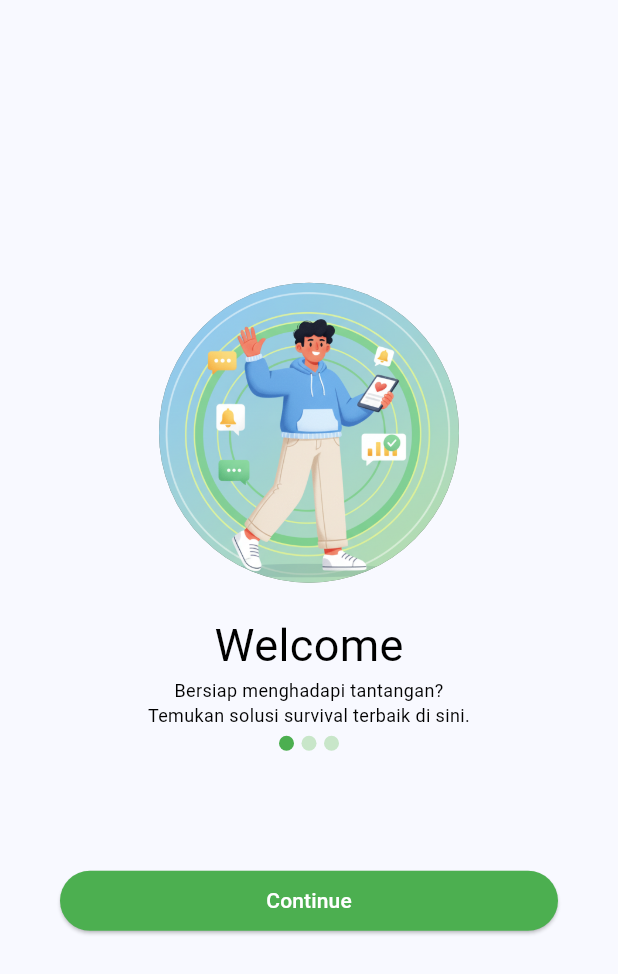
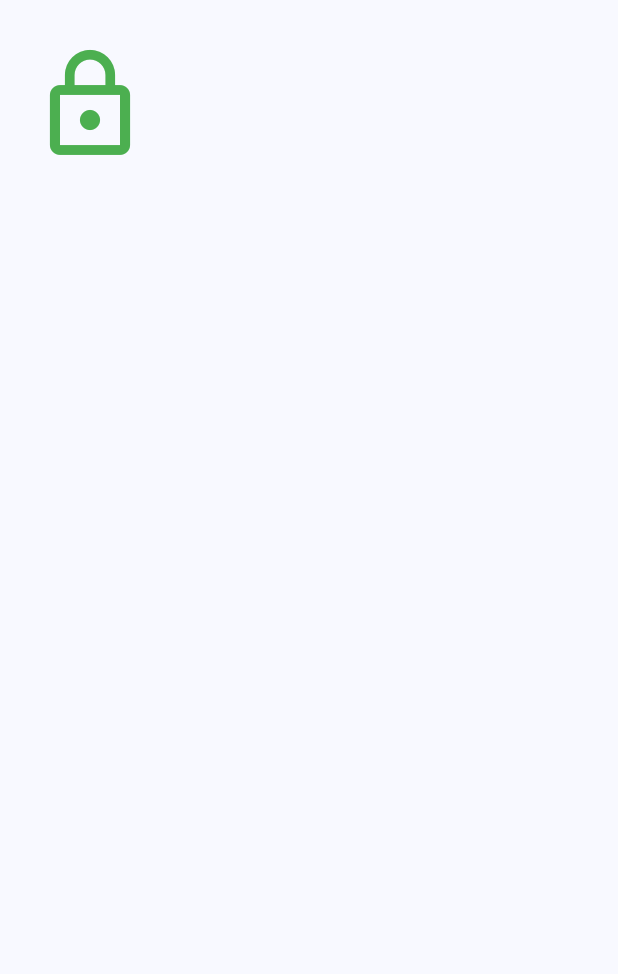
Before and after one commit to dwiilhammaulana/practice_week_6, a Flutter app: the screen it shows after launch, on a phone screen of 412 x 824 dp. Shown: the top 974 px of the screen. Run offline on Flutter 3.47's test engine with Material 3 defaults, Android fonts, the phone set to English and light mode, and no system bars.

Commit message:
membuat halaman login

```diff
--- a/lib/main.dart
+++ b/lib/main.dart
@@ -1,5 +1,6 @@
 import 'package:flutter/material.dart';
-import 'package:splash_screen/screen/splash_screen1.dart';
+import 'package:splash_screen/screen/login.dart';
+// import 'package:splash_screen/screen/splash_screen1.dart';
 
 void main() {
   runApp(const MyApp()); // <- ini yang jalanin aplikasi
@@ -18,7 +19,7 @@ class MyApp extends StatelessWidget {
         useMaterial3: true,
         colorScheme: ColorScheme.fromSeed(seedColor: Colors.blue),
       ),
-    home: const Screen1(),
+    home: const Login(),
     );
   }
 }
--- /dev/null
+++ b/lib/screen/login.dart
@@ -0,0 +1,27 @@
+import 'package:flutter/material.dart';
+
+class Login extends StatelessWidget {
+  const Login({super.key});
+
+  @override
+  Widget build(BuildContext context) {
+    return Scaffold(
+            body: SingleChildScrollView(
+              child: Container(
+                padding: const EdgeInsets.all(20),
+                child: const Column(
+                  children: [
+                    SizedBox(height: 10,),
+                    Icon(
+                      Icons.lock_outline,
+                      size: 80,
+                      color: Colors.green,
+                    ),
+                    SizedBox(height: 10,)
+                  ],
+                ),
+              ),
+            ),
+          );
+  }
+}
--- a/lib/screen/splash_screen1.dart
+++ b/lib/screen/splash_screen1.dart
@@ -85,9 +85,10 @@ class Screen1 extends StatelessWidget {
                               width: double.infinity,
                             child: ElevatedButton(
                             onPressed: () {
-                              Navigator.pushReplacement(
+                              Navigator.pushAndRemoveUntil(
                                 context,
                               MaterialPageRoute(builder: (context) => Screen2()),
+                              (Route<dynamic> route) => false,
                               );
                             },
                             style: ElevatedButton.styleFrom(
--- a/lib/screen/splash_screen2.dart
+++ b/lib/screen/splash_screen2.dart
@@ -85,9 +85,10 @@ class Screen2 extends StatelessWidget {
                               width: double.infinity,
                             child: ElevatedButton(
                               onPressed: (){
-                                Navigator.pushReplacement(
+                                Navigator.pushAndRemoveUntil(
                                 context,
                               MaterialPageRoute(builder: (context) => Screen3()),
+                              (Route<dynamic> route) => false,
                               );
                             },
                             style: ElevatedButton.styleFrom(
```
